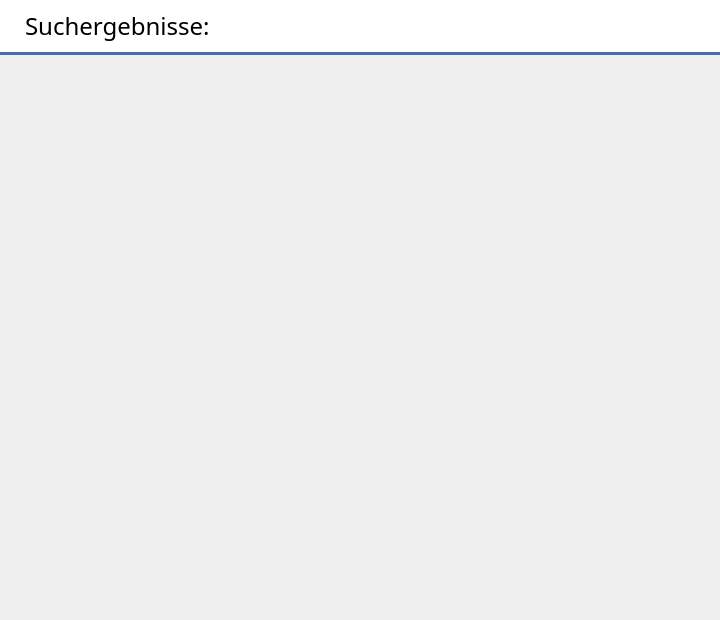
Above: searchresult.ui from orgnnice/OrgNNice before the change. Below: the same form after it.
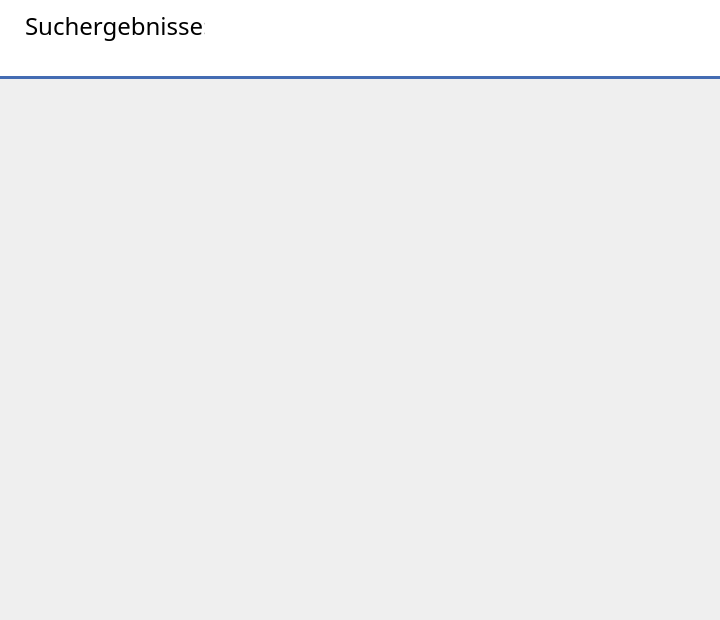
That is the form after the change.

Commit message: Updated Tag-Search

Patch:
```diff
--- a/searchresult.ui
+++ b/searchresult.ui
@@ -74,7 +74,7 @@
          <widget class="QLabel" name="label_2">
           <property name="maximumSize">
            <size>
-            <width>250</width>
+            <width>180</width>
             <height>16777215</height>
            </size>
           </property>
@@ -91,6 +91,18 @@
           </property>
          </widget>
         </item>
+        <item>
+         <widget class="QLabel" name="label">
+          <property name="font">
+           <font>
+            <pointsize>12</pointsize>
+           </font>
+          </property>
+          <property name="text">
+           <string/>
+          </property>
+         </widget>
+        </item>
        </layout>
       </item>
      </layout>
@@ -129,7 +141,7 @@
         <x>0</x>
         <y>0</y>
         <width>720</width>
-        <height>567</height>
+        <height>545</height>
        </rect>
       </property>
       <layout class="QGridLayout" name="gridLayout">
```
The commit also changes 2 other files.
